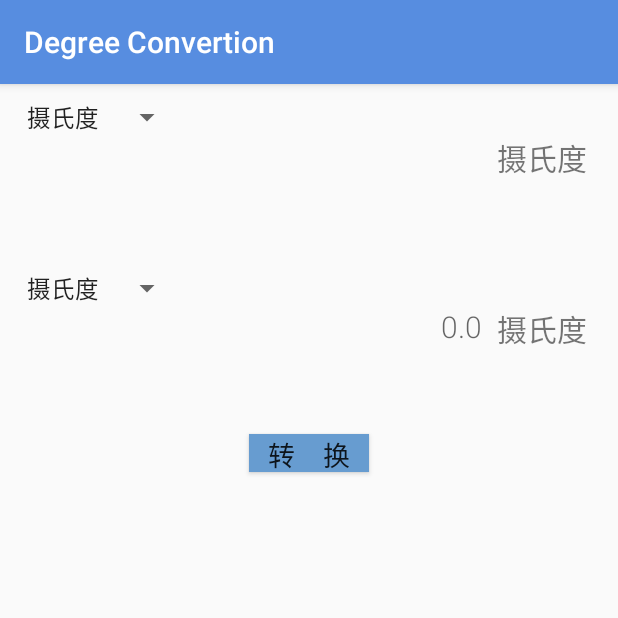
After one commit to Peiyyyyyy/Android, an Android app: the UnitConvertion screen opened directly, with no data from a screen before it, on a phone screen of 412 x 824 dp, the top half of it. The commit adds this screen. Run offline under Robolectric (Android 15) with nearby library versions, the phone set to English and light mode, and no system bars.

Commit message:
实现基本运算和单位换算

```diff
--- /dev/null
+++ b/CalculatorApp/app/src/main/java/com/example/peiyu/calculatorapp/UnitConvertion.java
@@ -0,0 +1,137 @@
+package com.example.peiyu.calculatorapp;
+
+import android.os.Bundle;
+import android.support.v7.app.AppCompatActivity;
+import android.view.View;
+import android.widget.AdapterView;
+import android.widget.Button;
+import android.widget.EditText;
+import android.widget.Spinner;
+import android.widget.TextView;
+
+/**
+ * Created by PeiYu on 2018/4/12.
+ */
+
+public class UnitConvertion extends AppCompatActivity {
+
+
+    private Spinner sp1, sp2;
+    private EditText text;
+    private TextView tv1, tv2, result;
+    private String unit1, unit2;
+
+
+    @Override
+    protected void onCreate(Bundle savedInstanceState) {
+        super.onCreate(savedInstanceState);
+        setContentView(R.layout.activity_degree);
+
+        sp1 = (Spinner) findViewById(R.id.unit1);
+        tv1 = (TextView) findViewById(R.id.text1);
+        unit1 = (String) sp1.getSelectedItem();
+        sp2 = (Spinner) findViewById(R.id.unit2);
+        tv2 = (TextView) findViewById(R.id.text2);
+        unit2 = (String) sp2.getSelectedItem();
+
+        text = (EditText) findViewById(R.id.num1);
+        result = (TextView) findViewById(R.id.num2);
+
+        Button button = (Button) findViewById(R.id.convertion);
+
+        sp1.setOnItemSelectedListener(new AdapterView.OnItemSelectedListener() {
+            @Override
+            public void onItemSelected(AdapterView<?> adapterView, View view,
+                                       int pos, long id) {
+                unit1 = (String) sp1.getSelectedItem();
+                tv1.setText(unit1);
+            }
+
+            @Override
+            public void onNothingSelected(AdapterView<?> adapterView) {
+                //Nothing
+            }
+        });
+
+        sp2.setOnItemSelectedListener(new AdapterView.OnItemSelectedListener() {
+            @Override
+            public void onItemSelected(AdapterView<?> adapterView, View view,
+                                       int pos, long id) {
+                unit2 = (String) sp2.getSelectedItem();
+                tv2.setText(unit2);
+            }
+
+            @Override
+            public void onNothingSelected(AdapterView<?> adapterView) {
+                //Nothing
+            }
+        });
+
+        button.setOnClickListener(new View.OnClickListener() {
+            @Override
+            public void onClick(View view) {
+                String str = text.getText().toString();
+                double i = Double.parseDouble(str);
+                String s;
+
+                if (unit1.equals("米")) {
+                    switch (unit2) {
+                        case "千米":
+                            result.setText(str);
+                            break;
+                        case "华氏度":
+                            i = i * 1.8 + 32;
+                            s = Double.toString(i);
+                            result.setText(s);
+                            break;
+                        case "开尔文":
+                            i = i + 273.15;
+                            s = Double.toString(i);
+                            result.setText(s);
+                            break;
+                    }
+                } else if (unit1.equals("里")) {
+                    switch (unit2) {
+                        case "摄氏度":
+                            i = (i - 32) / 1.8;
+                            s = Double.toString(i);
+                            result.setText(s);
+                            break;
+                        case "华氏度":
+//                    i = i * 1.8 + 32;
+//                    s = Double.toString(i);
+                            result.setText(str);
+                            break;
+                        case "开尔文":
+                            i = (i + 459.67) / 1.8;
+                            s = Double.toString(i);
+                            result.setText(s);
+                            break;
+                    }
+                }
+                else if (unit1.equals("")){
+                    switch (unit2) {
+                        case "摄氏度":
+                            i = i - 273.15;
+                            s = Double.toString(i);
+                            result.setText(s);
+                            break;
+                        case "华氏度":
+                            i = i * 1.8 - 459.67;
+                            s = Double.toString(i);
+                            result.setText(str);
+                            break;
+                        case "开尔文":
+//                    i = (i + 459.67) / 1.8;
+//                    s = Double.toString(i);
+                            result.setText(str);
+                            break;
+                    }
+                }
+            }
+        });
+    }
+
+
+
+}
--- /dev/null
+++ b/CalculatorApp/app/src/main/res/layout/activity_degree.xml
@@ -0,0 +1,89 @@
+<?xml version="1.0" encoding="utf-8"?>
+<LinearLayout
+    xmlns:android="http://schemas.android.com/apk/res/android"
+    android:orientation="vertical"
+    android:layout_width="match_parent"
+    android:layout_height="match_parent">
+
+    <Spinner
+        android:id="@+id/unit1"
+        android:layout_width="wrap_content"
+        android:layout_height="wrap_content"
+        android:layout_marginLeft="10dp"
+        android:entries="@array/degree_item"
+        android:layout_marginTop="10dp">
+    </Spinner>
+
+    <LinearLayout
+        android:orientation="horizontal"
+        android:layout_width="match_parent"
+        android:layout_height="80dp" >
+
+        <EditText
+            android:id="@+id/num1"
+            android:layout_width="0dp"
+            android:layout_height="80dp"
+            android:layout_weight="4"
+            android:layout_gravity="bottom"
+            android:layout_marginRight="10dp"
+            android:gravity="end"
+            android:textSize="20sp"
+            android:background="@null"/>
+
+        <TextView
+            android:id="@+id/text1"
+            android:layout_width="0dp"
+            android:layout_height="80dp"
+            android:layout_gravity="bottom"
+            android:textSize="20sp"
+            android:layout_weight="1"/>
+
+    </LinearLayout>
+
+    <Spinner
+        android:id="@+id/unit2"
+        android:layout_width="wrap_content"
+        android:layout_height="wrap_content"
+        android:layout_marginLeft="10dp"
+        android:entries="@array/degree_item"
+        android:layout_marginTop="10dp">
+    </Spinner>
+
+    <LinearLayout
+        android:orientation="horizontal"
+        android:layout_width="match_parent"
+        android:layout_height="80dp">
+
+        <TextView
+            android:id="@+id/num2"
+            android:layout_width="0dp"
+            android:layout_height="80dp"
+            android:layout_weight="4"
+            android:layout_gravity="bottom"
+            android:gravity="end"
+            android:layout_marginEnd="10dp"
+            android:hint="0.0"
+            android:textSize="20sp"
+            android:background="@null"/>
+
+        <TextView
+            android:id="@+id/text2"
+            android:layout_width="0dp"
+            android:layout_height="80dp"
+            android:layout_gravity="bottom"
+            android:layout_weight="1"
+            android:textSize="20sp" />
+
+    </LinearLayout>
+
+    <Button
+        android:id="@+id/convertion"
+        android:layout_width="80dp"
+        android:layout_height="25dp"
+        android:layout_marginTop="5dp"
+        android:layout_gravity="center_horizontal"
+        android:text="转    换"
+        android:textSize="18sp"
+        android:background="#679cd0"/>
+
+</LinearLayout>
--- /dev/null
+++ b/CalculatorApp/app/src/main/res/values/item.xml
@@ -0,0 +1,17 @@
+<?xml version="1.0" encoding="utf-8"?>
+<resources>
+    <string-array name="degree_item">
+        <item>摄氏度</item>
+        <item>华氏度</item>
+        <item>开尔文</item>
+    </string-array>
+    <string-array name="length_item">
+        <item>米</item>
+        <item>里</item>
+        <item>厘米</item>
+        <item>英里</item>
+    </string-array>
+    <string-array name="sys_item">
+
+    </string-array>
+</resources>
```
Also changed, not shown: CalculatorApp/app/src/main/AndroidManifest.xml (+8 -0 lines), CalculatorApp/app/src/main/java/com/example/peiyu/calculatorapp/CalculatorActivity.java (+8 -1 lines), CalculatorApp/app/src/main/java/com/example/peiyu/calculatorapp/LengthUnit.java (added, +165 -0 lines), CalculatorApp/app/src/main/res/layout/activity_length.xml (added, +87 -0 lines), CalculatorApp/app/src/main/res/menu/main.xml (+8 -0 lines).
